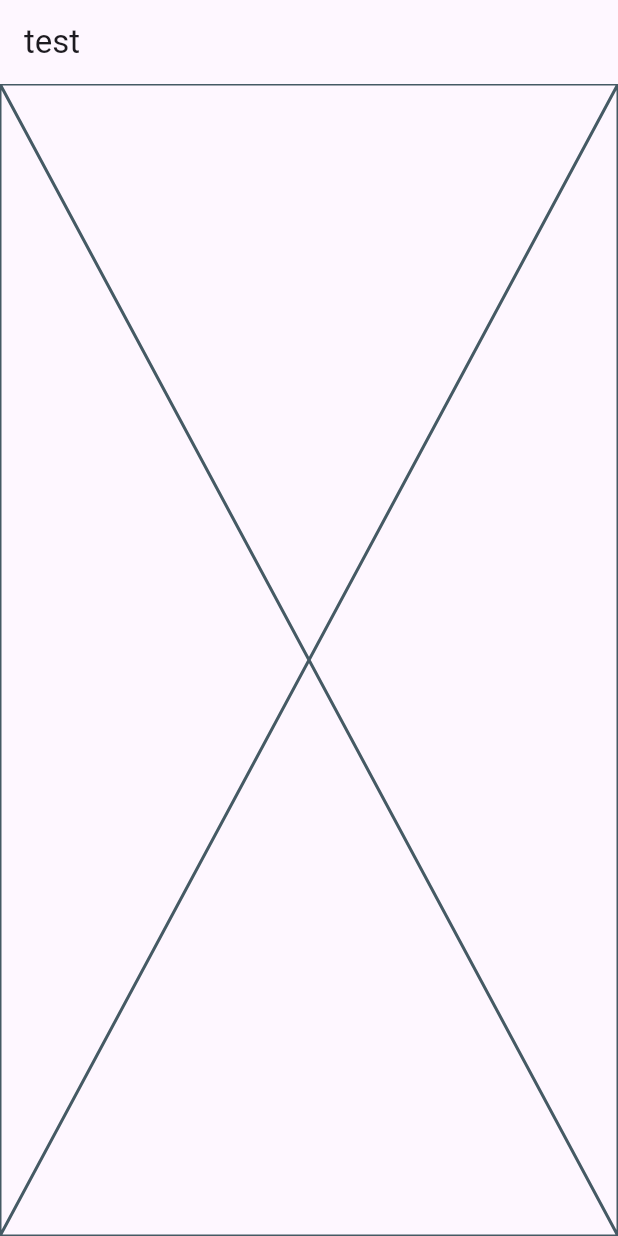
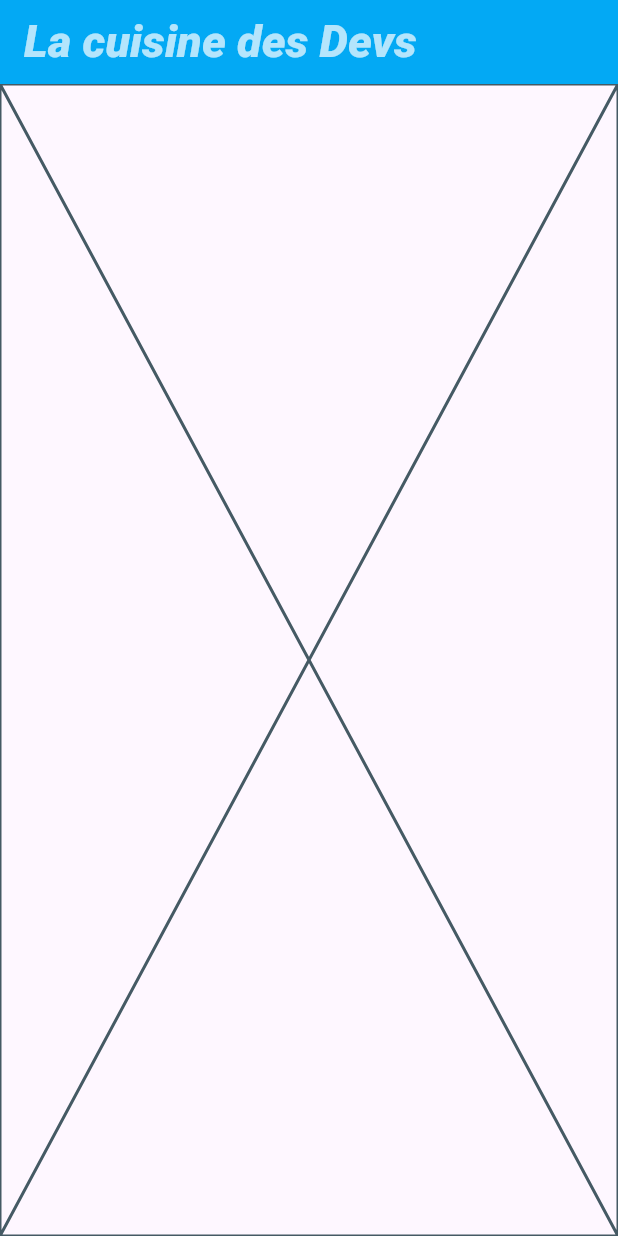
Before and after one commit to SkyBlyvion/good_meal, a Flutter app: the screen it shows after launch, on a phone screen of 412 x 824 dp. Run offline on Flutter 3.47's test engine with Material 3 defaults, Android fonts, the phone set to English and light mode, and no system bars.

Commit message:
add Branding.dart add WebBar.dart add PhoneBar.dart

```diff
--- a/lib/pages/HomePage.dart
+++ b/lib/pages/HomePage.dart
@@ -1,5 +1,7 @@
 import 'package:flutter/material.dart';
 import 'package:good_meal/models/MakeItResponsive.dart';
+import 'package:good_meal/widgets/PhoneBar.dart';
+import 'package:good_meal/widgets/WebBar.dart';
 
 //statefull car besoin de cycle de vie et dynamisne au sein de la page
 class HomePage extends StatefulWidget {
@@ -21,7 +23,9 @@ class _HomePageState extends State<HomePage> {
     print(screenSize);
     // je remplace le placeholder par uns caffold et appbar
     return Scaffold(
-      appBar: AppBar(title: const Text('test')),
+      appBar: (screenSize == ScreenSize.small)
+          ? PhoneBar()
+          : WebBar(size: size),
       body: const Placeholder(),
     );
   }
--- /dev/null
+++ b/lib/widgets/Branding.dart
@@ -0,0 +1,22 @@
+import 'package:flutter/material.dart';
+
+class Branding extends StatelessWidget {
+  const Branding({super.key});
+
+  @override
+  Widget build(BuildContext context) {
+    return const Row(
+      children: [
+        Text(
+          "La cuisine des Devs",
+          style: TextStyle(
+            color: Colors.white70,
+            fontWeight: FontWeight.w900,
+            fontSize: 30,
+            fontStyle: FontStyle.italic,
+          ),
+        )
+      ],
+    );
+  }
+}
--- /dev/null
+++ b/lib/widgets/PhoneBar.dart
@@ -0,0 +1,11 @@
+import 'package:flutter/material.dart';
+import 'package:good_meal/widgets/Branding.dart';
+
+class PhoneBar extends AppBar{
+  // constructeur
+  PhoneBar(): super(
+    title: Branding(),
+    centerTitle: true,
+    backgroundColor: Colors.lightBlue,
+  );
+}
--- /dev/null
+++ b/lib/widgets/WebBar.dart
@@ -0,0 +1,36 @@
+import 'package:flutter/material.dart';
+import 'package:good_meal/widgets/Branding.dart';
+
+class WebBar extends PreferredSize {
+
+  // je declare une variable de type size ( type + nom variable )
+  Size size;
+
+  // webbar passer un parametre d taille en destructurée nullable ou non
+  WebBar({required this.size}): super(
+    preferredSize: Size((size.width), (size.height / 3)),
+    child: Container(
+      padding: EdgeInsets.all(10),
+      color: Colors.lightBlueAccent,
+      child: Row(
+        mainAxisAlignment: MainAxisAlignment.spaceBetween,
+        children: [
+          Branding(),
+          Expanded(
+            child: Row(
+              mainAxisAlignment: MainAxisAlignment.center,
+              children: [
+                Text('lien1'),
+                Text('lien2'),
+                Text('lien3'),
+              ],
+            ),
+          ),
+          Text('login')
+        ]
+      ),
+    )
+  );
+
+
+}
```
